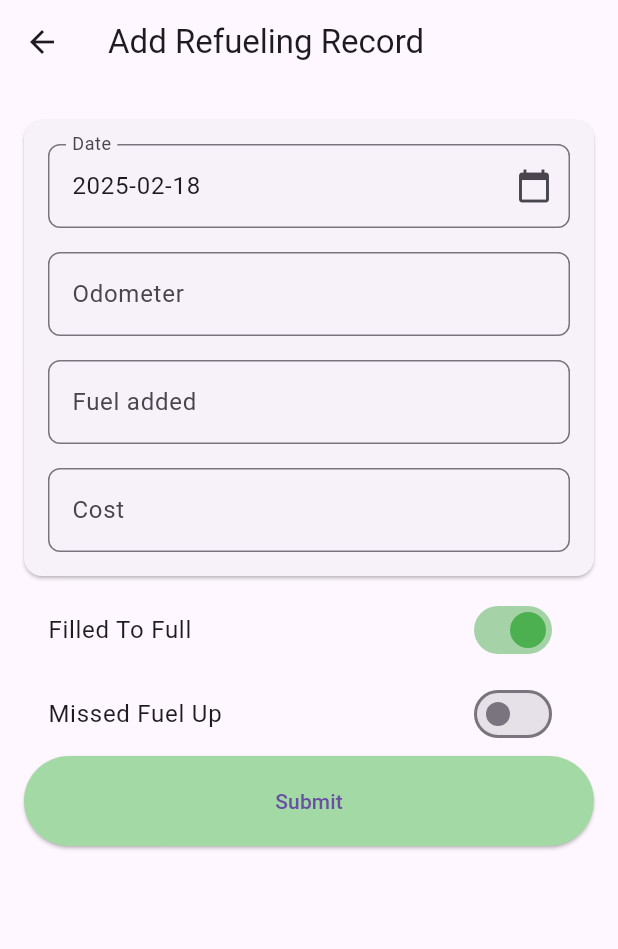
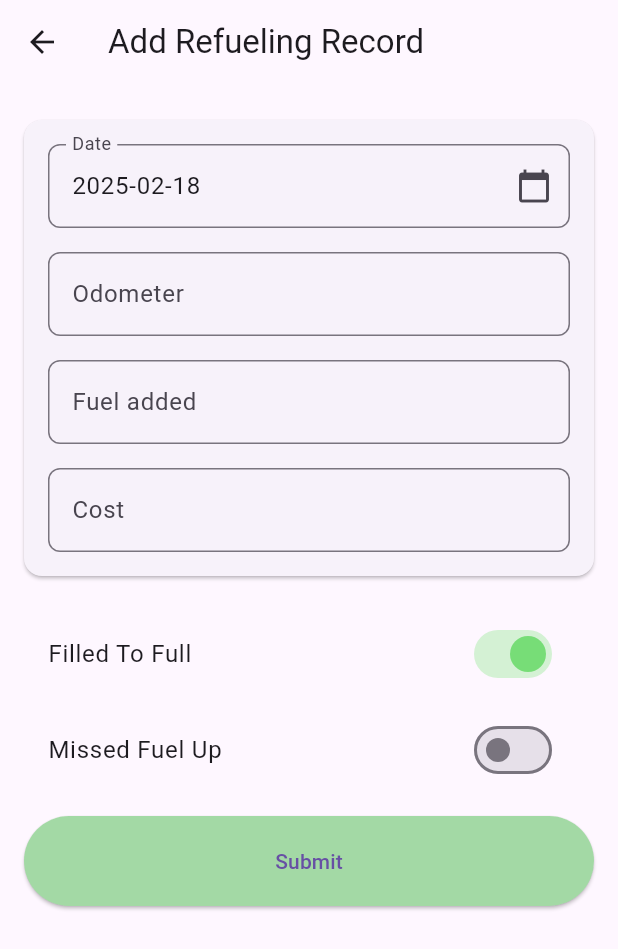
Before and after one commit to davidlesicnik/mobilelogger, a Flutter app: the AddGasRecordPage screen opened directly with empty values, on a phone screen of 412 x 824 dp. Shown: the top 949 px of the screen. Run offline on Flutter 3.47's test engine with Material 3 defaults, Android fonts, the phone set to English and light mode, and no system bars; our stand-ins replace sqflite; accounts and stored records are empty.

Commit message:
adjusted colours and switch positionbs

```diff
--- a/lib/add_gas_record_page.dart
+++ b/lib/add_gas_record_page.dart
@@ -207,6 +207,7 @@ class AddGasRecordPageState extends State<AddGasRecordPage> {
                         ),
                       ),
                     ),
+                    SizedBox(height: 16.0),
                     SwitchListTile(
                       title: Text('Filled To Full'),
                       value: _isFillToFull,
@@ -215,8 +216,10 @@ class AddGasRecordPageState extends State<AddGasRecordPage> {
                           _isFillToFull = value;
                         });
                       },
-                      activeColor: Colors.green, // Set switch active color to green
+                      activeColor: Color(0xFF77DD77), // Pastel green color for the thumb
+                      activeTrackColor: Color(0xFFD4F1D4), // Light steel blue color for the track
                     ),
+                    SizedBox(height: 8.0),
                     SwitchListTile(
                       title: Text('Missed Fuel Up'),
                       value: _missedFuelUp,
@@ -225,12 +228,14 @@ class AddGasRecordPageState extends State<AddGasRecordPage> {
                           _missedFuelUp = value;
                         });
                       },
-                      activeColor: Colors.green, // Set switch active color to green
+                      activeColor: Color(0xFF77DD77), // Pastel green color for the thumb
+                      activeTrackColor: Color(0xFFD4F1D4), // Light steel blue color for the track
                     ),
+                    SizedBox(height: 16.0),
                     ElevatedButton(
                       onPressed: _submitForm,
                       style: ElevatedButton.styleFrom(
-                        backgroundColor: Color(0xFFa3d9a5),
+                        backgroundColor: Color(0xFFA3D9A5),
                         padding: EdgeInsets.symmetric(horizontal: 50, vertical: 20),
                       ),
                       child: Text('Submit'),
```
